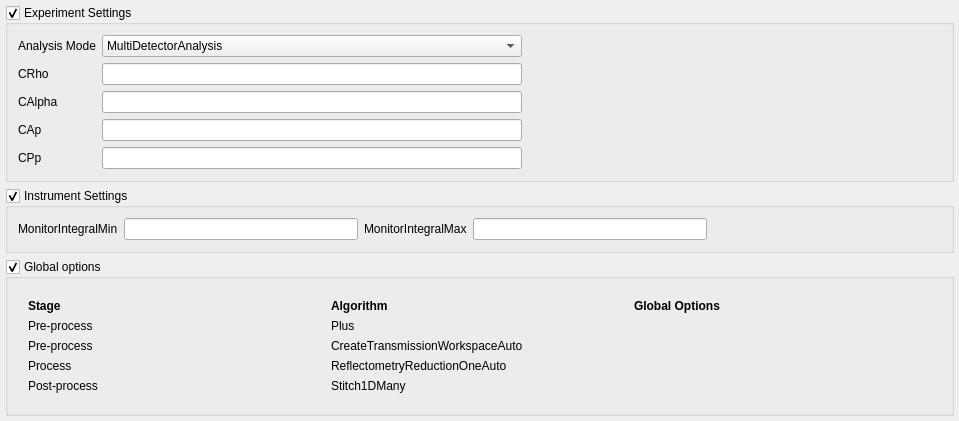
The window that MantidQt/CustomInterfaces/inc/MantidQtCustomInterfaces/Reflectometry/ReflSettingsTabWidget.ui (mantidproject/mantid) describes before a commit, drawn with Qt 5.
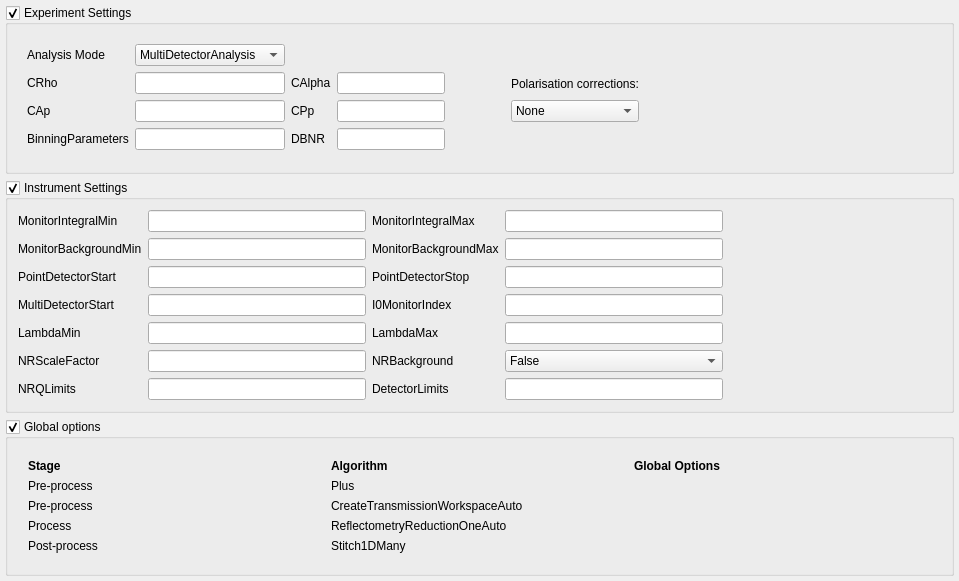
The same window after the commit.

Commit message: Re #16983 Added all suggested setting widgets to the interface

Patch:
```diff
--- a/MantidQt/CustomInterfaces/inc/MantidQtCustomInterfaces/Reflectometry/ReflSettingsTabWidget.ui
+++ b/MantidQt/CustomInterfaces/inc/MantidQtCustomInterfaces/Reflectometry/ReflSettingsTabWidget.ui
@@ -25,7 +25,9 @@
           <property name="checkable">
             <bool>true</bool>
           </property>
-          <layout class="QGridLayout" name="expSettingsLayout">
+          <layout class="QHBoxLayout" name="expSettingsLayoutContainer">
+            <item>
+              <layout class="QGridLayout" name="expSettingsLayout0">
             <property name="margin">
               <number>10</number>
             </property>
@@ -51,7 +53,7 @@
               </widget>
             </item>
             <item row="0" column="2">
-              <spacer name="expSettingsSpacer">
+                  <spacer name="expSettings0Spacer0">
                 <property name="orientation">
                   <enum>Qt::Horizontal</enum>
                 </property>
@@ -73,36 +75,155 @@
             <item row="1" column="1">
               <widget class="QLineEdit" name="expSettingsCRhoEdit"/>
             </item>
-            <item row="2" column="0">
+                <item row="1" column="2">
               <widget class="QLabel" name="expSettingsCAlphaLabel">
                 <property name="text">
                   <string>CAlpha</string>
                 </property>
               </widget>
             </item>
-            <item row="2" column="1">
+                <item row="1" column="3">
               <widget class="QLineEdit" name="expSettingsCAlphaEdit"/>
             </item>
-            <item row="3" column="0">
+                <item row="1" column="4">
+                  <spacer name="expSettings0Spacer1">
+                    <property name="orientation">
+                      <enum>Qt::Horizontal</enum>
+                    </property>
+                    <property name="sizeHint" stdset="0">
+                      <size>
+                        <width>40</width>
+                        <height>20</height>
+                      </size>
+                    </property>
+                  </spacer>
+                </item>
+                <item row="2" column="0">
               <widget class="QLabel" name="expSettingsCApLabel">
                 <property name="text">
                   <string>CAp</string>
                 </property>
               </widget>
             </item>
-            <item row="3" column="1">
+                <item row="2" column="1">
               <widget class="QLineEdit" name="expSettingsCApEdit"/>
             </item>
-            <item row="4" column="0">
+                <item row="2" column="2">
               <widget class="QLabel" name="expSettingsCPpLabel">
                 <property name="text">
                   <string>CPp</string>
                 </property>
               </widget>
             </item>
-            <item row="4" column="1">
+                <item row="2" column="3">
               <widget class="QLineEdit" name="expSettingsCPpEdit"/>
             </item>
+                <item row="2" column="4">
+                  <spacer name="expSettings0Spacer2">
+                    <property name="orientation">
+                      <enum>Qt::Horizontal</enum>
+                    </property>
+                    <property name="sizeHint" stdset="0">
+                      <size>
+                        <width>40</width>
+                        <height>20</height>
+                      </size>
+                    </property>
+                  </spacer>
+                </item>
+                <item row="3" column="0">
+                  <widget class="QLabel" name="expSettingsBinParsLabel">
+                    <property name="text">
+                      <string>BinningParameters</string>
+                    </property>
+                  </widget>
+                </item>
+                <item row="3" column="1">
+                  <widget class="QLineEdit" name="expSettingsBinParsEdit"/>
+                </item>
+                <item row="3" column="2">
+                  <widget class="QLabel" name="expSettingsDBNRLabel">
+                    <property name="text">
+                      <string>DBNR</string>
+                    </property>
+                  </widget>
+                </item>
+                <item row="3" column="3">
+                  <widget class="QLineEdit" name="expSettingsDBNREdit"/>
+                </item>
+                <item row="3" column="4">
+                  <spacer name="expSettings0Spacer3">
+                    <property name="orientation">
+                      <enum>Qt::Horizontal</enum>
+                    </property>
+                    <property name="sizeHint" stdset="0">
+                      <size>
+                        <width>40</width>
+                        <height>20</height>
+                      </size>
+                    </property>
+                  </spacer>
+                </item>
+            </layout>
+            </item>
+            <item>
+              <layout class="QGridLayout" name="expSettingsLayout1">
+                <property name="leftMargin">
+                  <number>10</number>
+                </property>
+                <property name="rightMargin">
+                  <number>10</number>
+                </property>
+                <property name="topMargin">
+                  <number>40</number>
+                </property>
+                <property name="bottomMargin">
+                  <number>40</number>
+                </property>
+                <item row="0" column="0">
+                  <widget class="QLabel" name="polCorrLabel">
+                    <property name="text">
+                      <string>Polarisation corrections:</string>
+                    </property>
+                  </widget>
+                </item>
+                <item row="0" column="1">
+                  <spacer name="expSettings1Spacer0">
+                    <property name="orientation">
+                      <enum>Qt::Horizontal</enum>
+                    </property>
+                    <property name="sizeHint" stdset="0">
+                      <size>
+                        <width>40</width>
+                        <height>20</height>
+                      </size>
+                    </property>
+                  </spacer>
+                </item>
+                <item row="1" column="0">
+                  <widget class="QComboBox" name="polCorrComboBox">
+                    <item>
+                      <property name="text">
+                        <string>None</string>
+                      </property>
+                    </item>
+                  </widget>
+                </item>
+                <item row="1" column="1">
+                  <spacer name="expSettings1Spacer1">
+                    <property name="orientation">
+                      <enum>Qt::Horizontal</enum>
+                    </property>
+                    <property name="sizeHint" stdset="0">
+                      <size>
+                        <width>40</width>
+                        <height>20</height>
+                      </size>
+                    </property>
+                  </spacer>
+                </item>
+              </layout>
+            </item>
           </layout>
         </widget>
       </item>
@@ -139,7 +260,216 @@
               <widget class="QLineEdit" name="instSettingsMonIntMaxEdit"/>
             </item>
             <item row="0" column="4">
-              <spacer name="instSettingsSpacer">
+              <spacer name="instSettingsSpacer0">
+                <property name="orientation">
+                  <enum>Qt::Horizontal</enum>
+                </property>
+                <property name="sizeHint" stdset="0">
+                  <size>
+                    <width>40</width>
+                    <height>20</height>
+                  </size>
+                </property>
+              </spacer>
+            </item>
+            <item row="1" column="0">
+              <widget class="QLabel" name="instSettingsMonBgMinLabel">
+                <property name="text">
+                  <string>MonitorBackgroundMin</string>
+                </property>
+              </widget>
+            </item>
+            <item row="1" column="1">
+              <widget class="QLineEdit" name="instSettingsMonBgMinEdit"/>
+            </item>
+            <item row="1" column="2">
+              <widget class="QLabel" name="instSettingsMonBgMaxLabel">
+                <property name="text">
+                  <string>MonitorBackgroundMax</string>
+                </property>
+              </widget>
+            </item>
+            <item row="1" column="3">
+              <widget class="QLineEdit" name="instSettingsMonBgMaxEdit"/>
+            </item>
+            <item row="1" column="4">
+              <spacer name="instSettingsSpacer1">
+                <property name="orientation">
+                  <enum>Qt::Horizontal</enum>
+                </property>
+                <property name="sizeHint" stdset="0">
+                  <size>
+                    <width>40</width>
+                    <height>20</height>
+                  </size>
+                </property>
+              </spacer>
+            </item>
+            <item row="2" column="0">
+              <widget class="QLabel" name="instSettingsPDStartLabel">
+                <property name="text">
+                  <string>PointDetectorStart</string>
+                </property>
+              </widget>
+            </item>
+            <item row="2" column="1">
+              <widget class="QLineEdit" name="instSettingsPDStartEdit"/>
+            </item>
+            <item row="2" column="2">
+              <widget class="QLabel" name="instSettingsPDStopLabel">
+                <property name="text">
+                  <string>PointDetectorStop</string>
+                </property>
+              </widget>
+            </item>
+            <item row="2" column="3">
+              <widget class="QLineEdit" name="instSettingsPDStopEdit"/>
+            </item>
+            <item row="2" column="4">
+              <spacer name="instSettingsSpacer2">
+                <property name="orientation">
+                  <enum>Qt::Horizontal</enum>
+                </property>
+                <property name="sizeHint" stdset="0">
+                  <size>
+                    <width>40</width>
+                    <height>20</height>
+                  </size>
+                </property>
+              </spacer>
+            </item>
+            <item row="3" column="0">
+              <widget class="QLabel" name="instSettingsMDStartLabel">
+                <property name="text">
+                  <string>MultiDetectorStart</string>
+                </property>
+              </widget>
+            </item>
+            <item row="3" column="1">
+              <widget class="QLineEdit" name="instSettingsMDStartEdit"/>
+            </item>
+            <item row="3" column="2">
+              <widget class="QLabel" name="instSettingsI0MonIndexLabel">
+                <property name="text">
+                  <string>I0MonitorIndex</string>
+                </property>
+              </widget>
+            </item>
+            <item row="3" column="3">
+              <widget class="QLineEdit" name="instSettingsI0MonIndexEdit"/>
+            </item>
+            <item row="3" column="4">
+              <spacer name="instSettingsSpacer3">
+                <property name="orientation">
+                  <enum>Qt::Horizontal</enum>
+                </property>
+                <property name="sizeHint" stdset="0">
+                  <size>
+                    <width>40</width>
+                    <height>20</height>
+                  </size>
+                </property>
+              </spacer>
+            </item>
+            <item row="4" column="0">
+              <widget class="QLabel" name="instSettingsLamMinLabel">
+                <property name="text">
+                  <string>LambdaMin</string>
+                </property>
+              </widget>
+            </item>
+            <item row="4" column="1">
+              <widget class="QLineEdit" name="instSettingsLamMinEdit"/>
+            </item>
+            <item row="4" column="2">
+              <widget class="QLabel" name="instSettingsLamMaxLabel">
+                <property name="text">
+                  <string>LambdaMax</string>
+                </property>
+              </widget>
+            </item>
+            <item row="4" column="3">
+              <widget class="QLineEdit" name="instSettingsLamMaxEdit"/>
+            </item>
+            <item row="4" column="4">
+              <spacer name="instSettingsSpacer4">
+                <property name="orientation">
+                  <enum>Qt::Horizontal</enum>
+                </property>
+                <property name="sizeHint" stdset="0">
+                  <size>
+                    <width>40</width>
+                    <height>20</height>
+                  </size>
+                </property>
+              </spacer>
+            </item>
+            <item row="5" column="0">
+              <widget class="QLabel" name="instSettingsScaleFactorLabel">
+                <property name="text">
+                  <string>NRScaleFactor</string>
+                </property>
+              </widget>
+            </item>
+            <item row="5" column="1">
+              <widget class="QLineEdit" name="instSettingsScaleFactorEdit"/>
+            </item>
+            <item row="5" column="2">
+              <widget class="QLabel" name="instSettingsBackgroundLabel">
+                <property name="text">
+                  <string>NRBackground</string>
+                </property>
+              </widget>
+            </item>
+            <item row="5" column="3">
+              <widget class="QComboBox" name="BackgroundComboBox">
+                <item>
+                  <property name="text">
+                    <string>False</string>
+                  </property>
+                </item>
+                <item>
+                  <property name="text">
+                    <string>True</string>
+                  </property>
+                </item>
+              </widget>
+            </item>
+            <item row="5" column="4">
+              <spacer name="instSettingsSpacer5">
+                <property name="orientation">
+                  <enum>Qt::Horizontal</enum>
+                </property>
+                <property name="sizeHint" stdset="0">
+                  <size>
+                    <width>40</width>
+                    <height>20</height>
+                  </size>
+                </property>
+              </spacer>
+            </item>
+            <item row="6" column="0">
+              <widget class="QLabel" name="instSettingsQLimitsLabel">
+                <property name="text">
+                  <string>NRQLimits</string>
+                </property>
+              </widget>
+            </item>
+            <item row="6" column="1">
+              <widget class="QLineEdit" name="instSettingsNRQLimitsEdit"/>
+            </item>
+            <item row="6" column="2">
+              <widget class="QLabel" name="instSettingsDetLimitsLabel">
+                <property name="text">
+                  <string>DetectorLimits</string>
+                </property>
+              </widget>
+            </item>
+            <item row="6" column="3">
+              <widget class="QLineEdit" name="instSettingsDetLimitsEdit"/>
+            </item>
+            <item row="6" column="4">
+              <spacer name="instSettingsSpacer6">
                 <property name="orientation">
                   <enum>Qt::Horizontal</enum>
                 </property>
```
Lines whose indentation alone changed are shown as unchanged.
